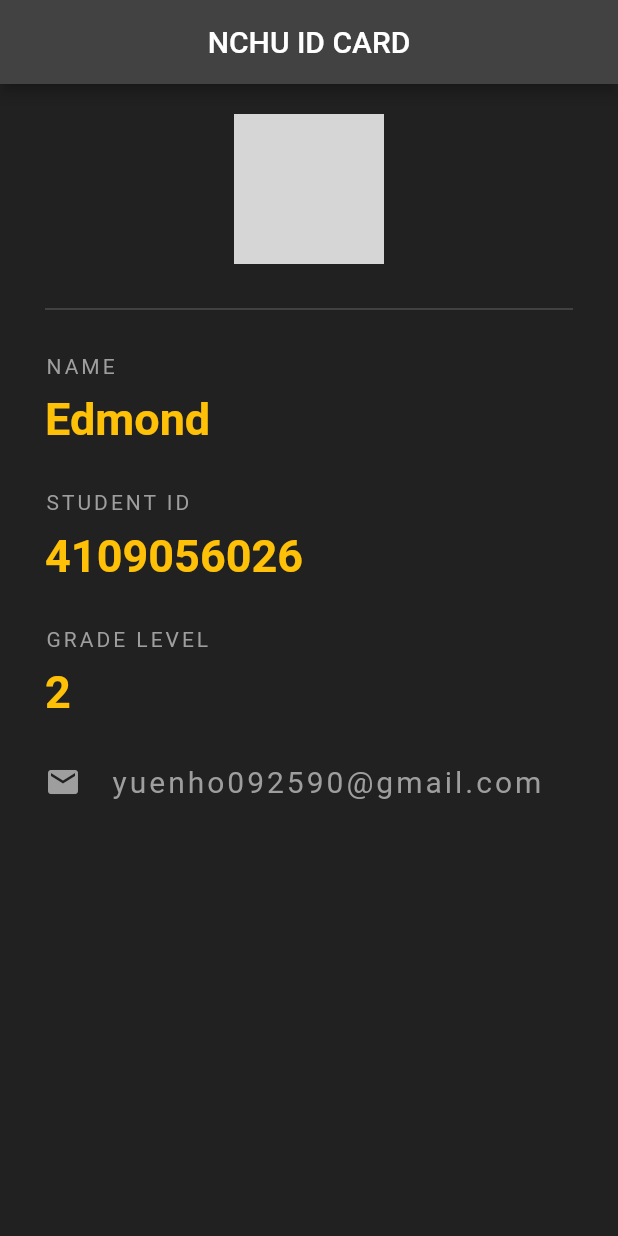
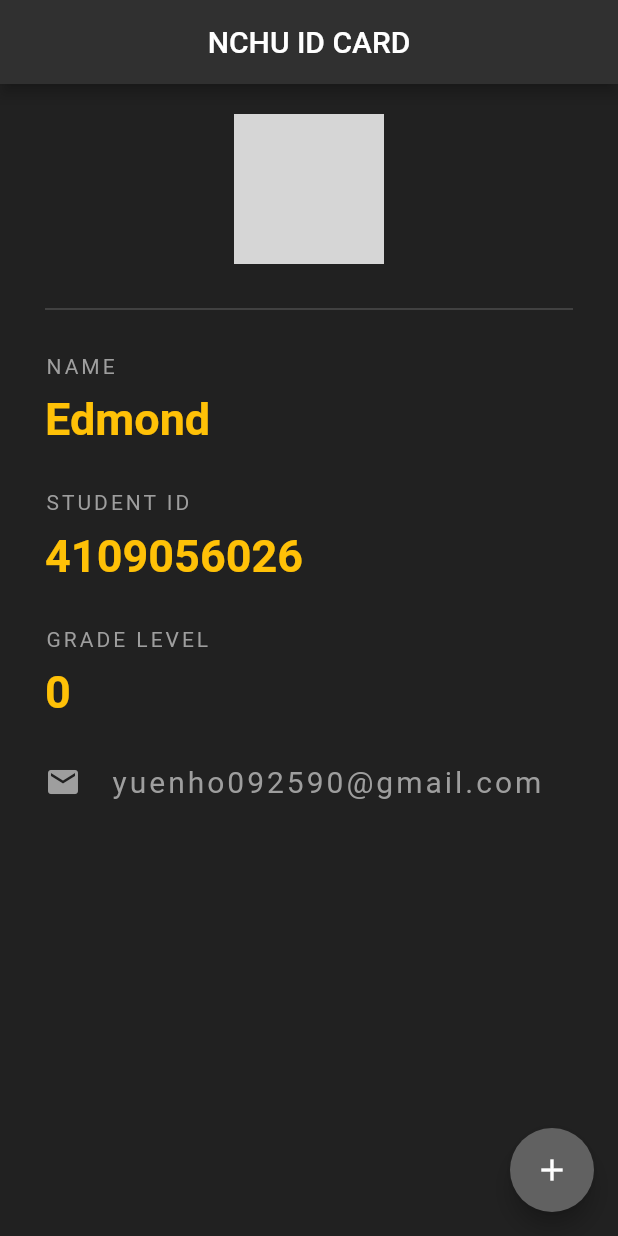
Before and after one commit to Edmond-Yang/Dart_Practice_ID_Card, a Flutter app: the screen it shows after launch, on a phone screen of 412 x 824 dp. Run offline on Flutter 3.47's test engine with Material 2 defaults, Android fonts, the phone set to English and light mode, and no system bars; network calls fail; grey boxes are pictures that could not be loaded.

```diff
--- a/lib/main.dart
+++ b/lib/main.dart
@@ -1,11 +1,19 @@
 import 'package:flutter/material.dart';
 
 void main() => runApp(MaterialApp(
-  home: University(),
+  home: UniversityCard(),
 ));
 
-class University extends StatelessWidget {
-  const University({Key? key}) : super(key: key);
+class UniversityCard extends StatefulWidget {
+  const UniversityCard({Key? key}) : super(key: key);
+
+  @override
+  _UniversityCardState createState() => _UniversityCardState();
+}
+
+class _UniversityCardState extends State<UniversityCard> {
+
+  int gradeLevel = 0 ;
 
   @override
   Widget build(BuildContext context) {
@@ -14,7 +22,7 @@ class University extends StatelessWidget {
       appBar: AppBar(
         title: Text('NCHU ID CARD'),
         centerTitle: true,
-        backgroundColor: Colors.grey[800],
+        backgroundColor: Colors.grey[850],
       ),
       body: Padding(
         padding: EdgeInsets.fromLTRB(30.0, 20.0, 30.0, 0.0),
@@ -75,7 +83,7 @@ class University extends StatelessWidget {
             ),
             SizedBox(height: 10),
             Text(
-                '2',
+                '$gradeLevel',
                 style: TextStyle(
                   color: Colors.amber,
                   fontSize: 30.0,
@@ -84,7 +92,7 @@ class University extends StatelessWidget {
             ),
             SizedBox(height: 30),
             Row(
-              children: [
+              children: <Widget>[
                 Icon(
                   Icons.email,
                   color: Colors.grey,
@@ -98,13 +106,20 @@ class University extends StatelessWidget {
                     letterSpacing: 2.0,
                   ),
                 ),
-
               ],
             ),
-
           ],
-        )
-      )
+        ),
+      ),
+      floatingActionButton: FloatingActionButton(
+        onPressed: (){
+          setState(() {
+            gradeLevel ++ ;
+          });
+        },
+        child: Icon(Icons.add),
+        backgroundColor: Colors.grey[700],
+      ),
     );
   }
 }
```
